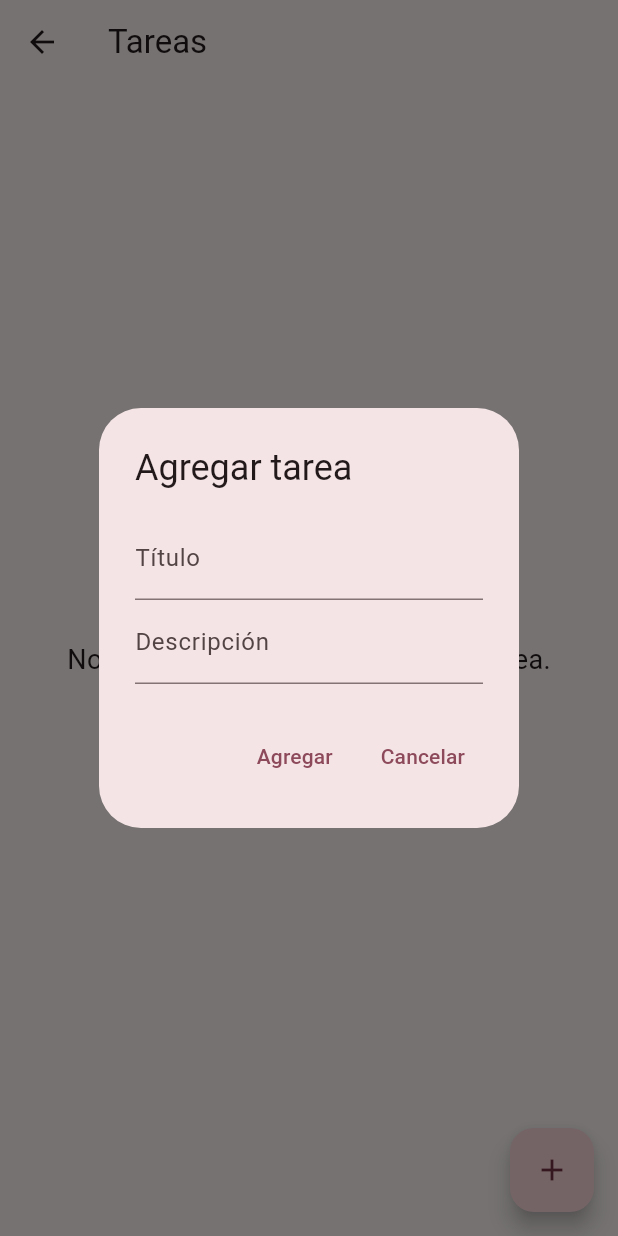
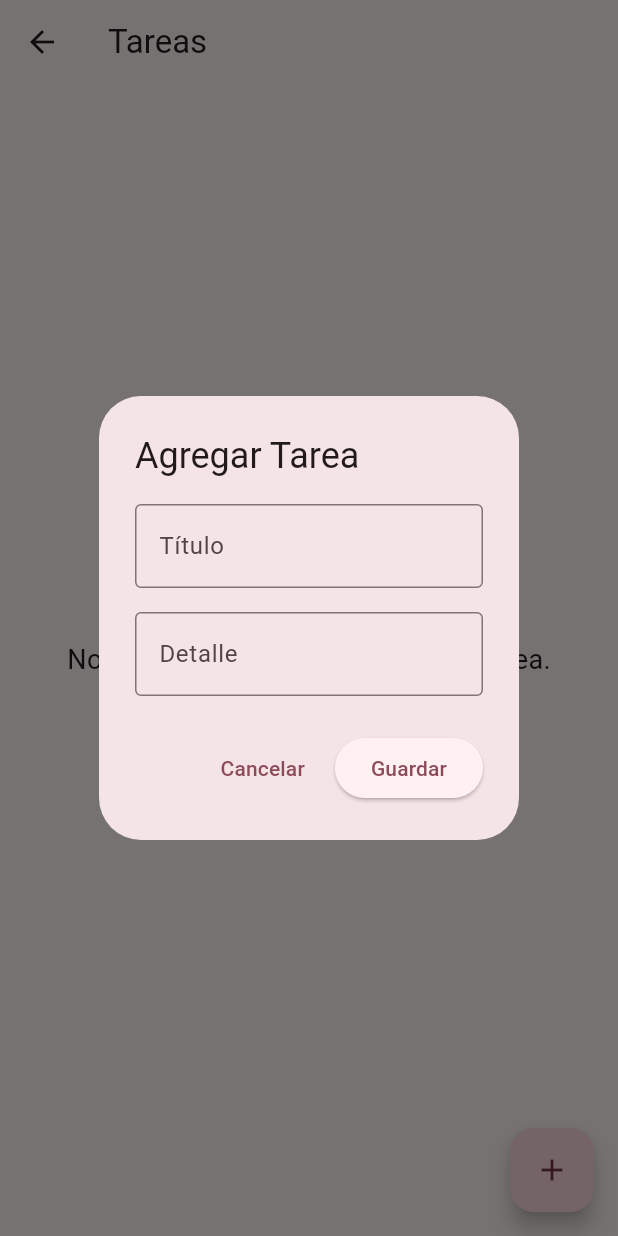
Before and after one commit to katty0055/kagaona-flutter, a Flutter app: the TareasScreen screen opened directly, after a tap on the "add" icon, on a phone screen of 412 x 824 dp. Run offline on Flutter 3.47's test engine with Material 3 defaults, Android fonts, the phone set to English and light mode, and no system bars.

Commit message:
Agregado de edicion

```diff
--- a/lib/views/tareas_screen.dart
+++ b/lib/views/tareas_screen.dart
@@ -21,41 +21,60 @@ class _TareasScreenState extends State<TareasScreen> {
   }
 
   void _mostrarModalAgregarTarea({int? index}) {
-    final TextEditingController titlecontroller = TextEditingController();
-    final TextEditingController descriptioncontroller = TextEditingController();
+    final TextEditingController tituloController = TextEditingController(
+      text: index != null ? tareas[index]['titulo'] : '',
+    );
+    final TextEditingController detalleController = TextEditingController(
+      text: index != null ? tareas[index]['detalle'] : '',
+    );
+
     showDialog(
       context: context,
-      builder: (context) {
+      builder: (BuildContext context) {
         return AlertDialog(
-          title: Text('Agregar tarea'),
+          title: Text(index == null ? 'Agregar Tarea' : 'Editar Tarea'),
           content: Column(
             mainAxisSize: MainAxisSize.min,
             children: [
               TextField(
-                controller: titlecontroller,
-                decoration: InputDecoration(labelText: 'Título'),
+                controller: tituloController,
+                decoration: const InputDecoration(
+                  labelText: 'Título',
+                  border: OutlineInputBorder(),
                 ),
+              ),
+              const SizedBox(height: 16),
               TextField(
-                controller: descriptioncontroller,
-                decoration: InputDecoration(labelText: 'Descripción'),
+                controller: detalleController,
+                decoration: const InputDecoration(
+                  labelText: 'Detalle',
+                  border: OutlineInputBorder(),
+                ),
               ),
             ],
           ),
           actions: [
             TextButton(
               onPressed: () {
-                final title = titlecontroller.text.trim();
-                final detalle = descriptioncontroller.text.trim();
-                _agregarTarea(title, detalle);
-                Navigator.of(context).pop();
+                Navigator.pop(context); // Cierra el modal sin guardar
               },
-              child: Text('Agregar'),
+              child: const Text('Cancelar'),
             ),
-            TextButton(
+            ElevatedButton(
               onPressed: () {
-                Navigator.of(context).pop();
+                final titulo = tituloController.text.trim();
+                final detalle = detalleController.text.trim();
+
+                if (titulo.isNotEmpty && detalle.isNotEmpty) {
+                  if (index == null) {
+                    _agregarTarea(titulo, detalle);
+                  } else {
+                    _editarTarea(index, titulo, detalle);
+                  }
+                  Navigator.pop(context); // Cierra el modal y guarda la tarea
+                }
               },
-              child: Text('Cancelar'),
+              child: const Text('Guardar'),
             ),
           ],
         );
@@ -66,9 +85,10 @@ class _TareasScreenState extends State<TareasScreen> {
   @override
   Widget build(BuildContext context) {
     return Scaffold(
-      appBar: AppBar(title: const Text('Tareas')),
-      body:
-          tareas.isEmpty
+      appBar: AppBar(
+        title: const Text('Tareas'),
+      ),
+      body: tareas.isEmpty
           ? const Center(
               child: Text(
                 'No hay tareas. Agrega una nueva tarea.',
@@ -83,9 +103,7 @@ class _TareasScreenState extends State<TareasScreen> {
                   title: Text(tarea['titulo']!),
                   subtitle: Text(tarea['detalle']!),
                   onTap: () {
-                      _mostrarModalAgregarTarea(
-                        index: index,
-                      ); // Editar tarea al tocar
+                    _mostrarModalAgregarTarea(index: index); // Editar tarea al tocar
                   },
                   trailing: IconButton(
                     icon: const Icon(Icons.edit),
```
Lines whose indentation alone changed are shown as unchanged.
